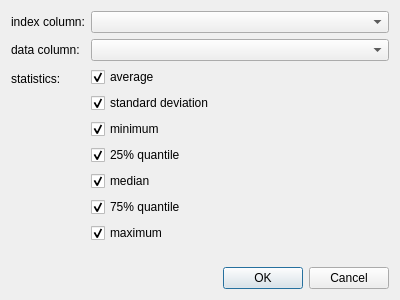
The window that plugins/table/qfrdrtableindexedstatdialog.ui (jkriege2/QuickFit3) describes before a commit, drawn with Qt 5.
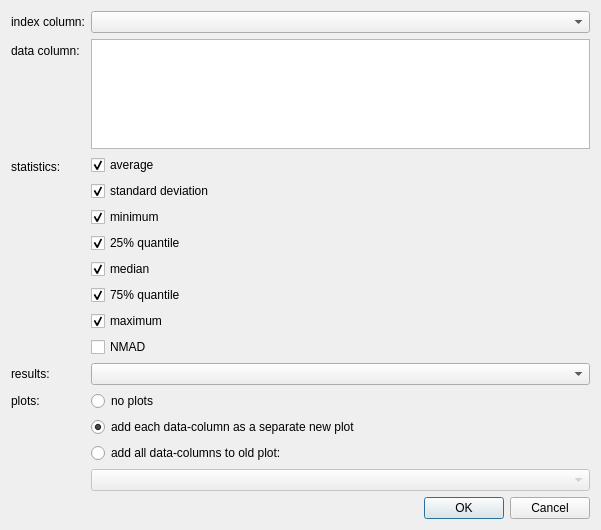
The same window after the commit.

Commit message: table:   * added tool-menu entry to insert indexed statistics   * data in import dialog can now be pivoted

Diff of the .ui file:
```diff
--- a/plugins/table/qfrdrtableindexedstatdialog.ui
+++ b/plugins/table/qfrdrtableindexedstatdialog.ui
@@ -6,13 +6,15 @@
    <rect>
     <x>0</x>
     <y>0</y>
-    <width>400</width>
-    <height>300</height>
+    <width>601</width>
+    <height>530</height>
    </rect>
   </property>
   <property name="windowTitle">
    <string>Insert indexed statistics</string>
   </property>
+  <layout class="QVBoxLayout" name="verticalLayout_2">
+   <item>
   <layout class="QFormLayout" name="formLayout">
    <item row="0" column="0">
     <widget class="QLabel" name="label">
@@ -32,7 +34,7 @@
     </widget>
    </item>
    <item row="1" column="1">
-    <widget class="QComboBox" name="cmbData"/>
+      <widget class="QListView" name="lstData"/>
    </item>
    <item row="2" column="0">
     <widget class="QLabel" name="label_3">
@@ -113,19 +115,66 @@
        </property>
       </widget>
      </item>
-    </layout>
-   </item>
-   <item row="4" column="0" colspan="2">
-    <widget class="QDialogButtonBox" name="buttonBox">
-     <property name="orientation">
-      <enum>Qt::Horizontal</enum>
-     </property>
-     <property name="standardButtons">
-      <set>QDialogButtonBox::Cancel|QDialogButtonBox::Ok</set>
-     </property>
-    </widget>
+       <item>
+        <widget class="QCheckBox" name="chkNMAD">
+         <property name="text">
+          <string>NMAD</string>
+         </property>
+        </widget>
+       </item>
+      </layout>
    </item>
    <item row="3" column="0">
+      <widget class="QLabel" name="label_4">
+       <property name="text">
+        <string>results:</string>
+       </property>
+      </widget>
+     </item>
+     <item row="3" column="1">
+      <widget class="QComboBox" name="cmbResults"/>
+     </item>
+     <item row="4" column="0">
+      <widget class="QLabel" name="label_5">
+       <property name="text">
+        <string>plots:</string>
+       </property>
+      </widget>
+     </item>
+     <item row="4" column="1">
+      <widget class="QRadioButton" name="radNoPlots">
+       <property name="text">
+        <string>no plots</string>
+       </property>
+      </widget>
+     </item>
+     <item row="5" column="1">
+      <widget class="QRadioButton" name="raddAddPlots">
+       <property name="text">
+        <string>add each data-column as a separate new plot</string>
+       </property>
+       <property name="checked">
+        <bool>true</bool>
+       </property>
+      </widget>
+     </item>
+     <item row="6" column="1">
+      <widget class="QRadioButton" name="radAddToPlot">
+       <property name="text">
+        <string>add all data-columns to old plot:</string>
+       </property>
+      </widget>
+     </item>
+     <item row="7" column="1">
+      <widget class="QComboBox" name="cmbPlots">
+       <property name="enabled">
+        <bool>false</bool>
+       </property>
+      </widget>
+     </item>
+    </layout>
+   </item>
+   <item>
     <spacer name="verticalSpacer">
      <property name="orientation">
       <enum>Qt::Vertical</enum>
@@ -138,6 +187,16 @@
      </property>
     </spacer>
    </item>
+   <item>
+    <widget class="QDialogButtonBox" name="buttonBox">
+     <property name="orientation">
+      <enum>Qt::Horizontal</enum>
+     </property>
+     <property name="standardButtons">
+      <set>QDialogButtonBox::Cancel|QDialogButtonBox::Ok</set>
+     </property>
+    </widget>
+   </item>
   </layout>
  </widget>
  <resources/>
```
Left out of the diff: 24 changed lines with no effect on the pictures. Lines whose indentation alone changed are shown as unchanged. The commit also changes 12 other files.
